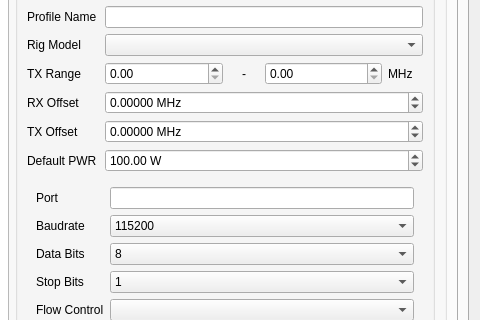
First picture: the form in ui/SettingsDialog.ui, repository k5mcd/QLog, before the edit; both pictures show x 197 to 677 and y 119 to 439 of the 677 by 817 pixel window.
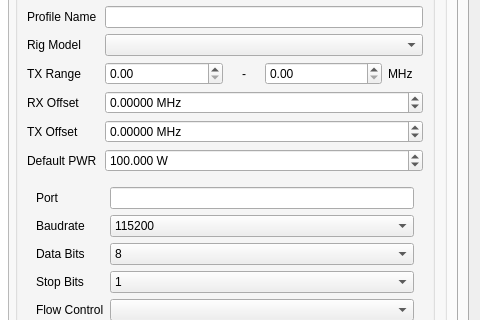
Second picture: the form after the edit. The open tabs and pages were chosen to show the change. Icons and pictures are not drawn.

```diff
--- a/ui/SettingsDialog.ui
+++ b/ui/SettingsDialog.ui
@@ -583,6 +583,9 @@
                    <property name="suffix">
                     <string> W</string>
                    </property>
+                   <property name="decimals">
+                    <number>3</number>
+                   </property>
                    <property name="maximum">
                     <double>1000000.000000000000000</double>
                    </property>
```
